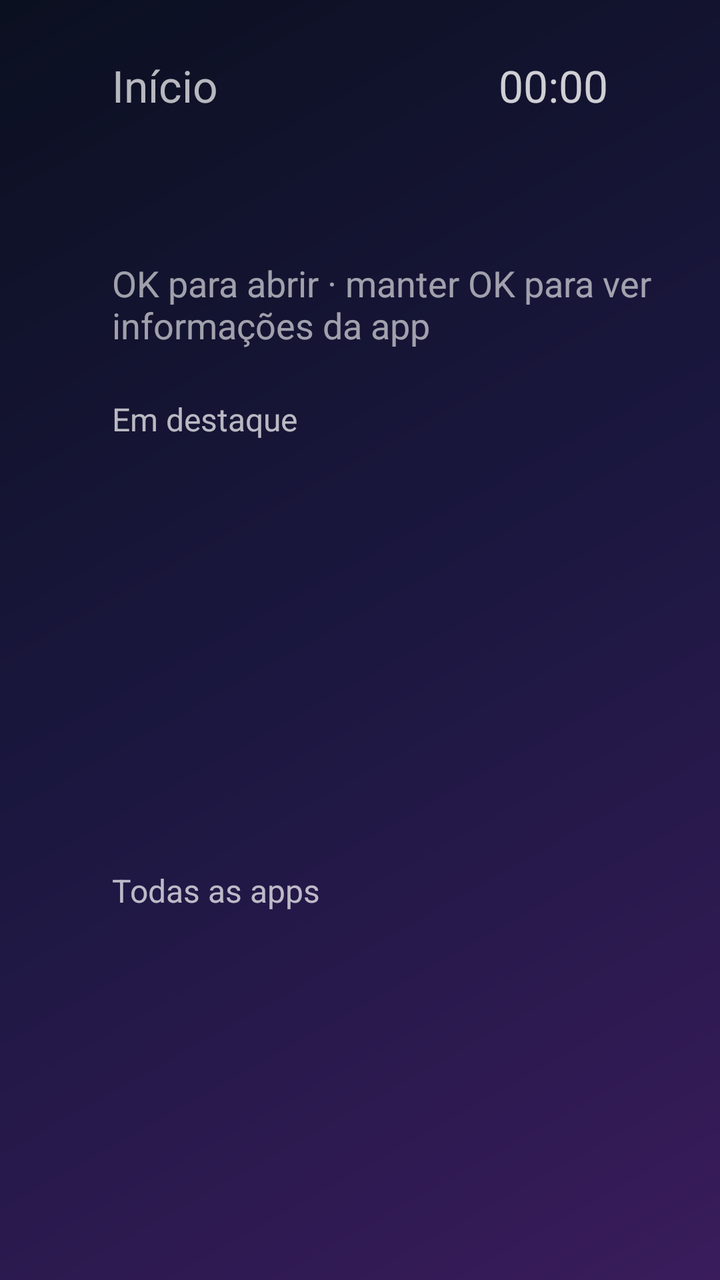
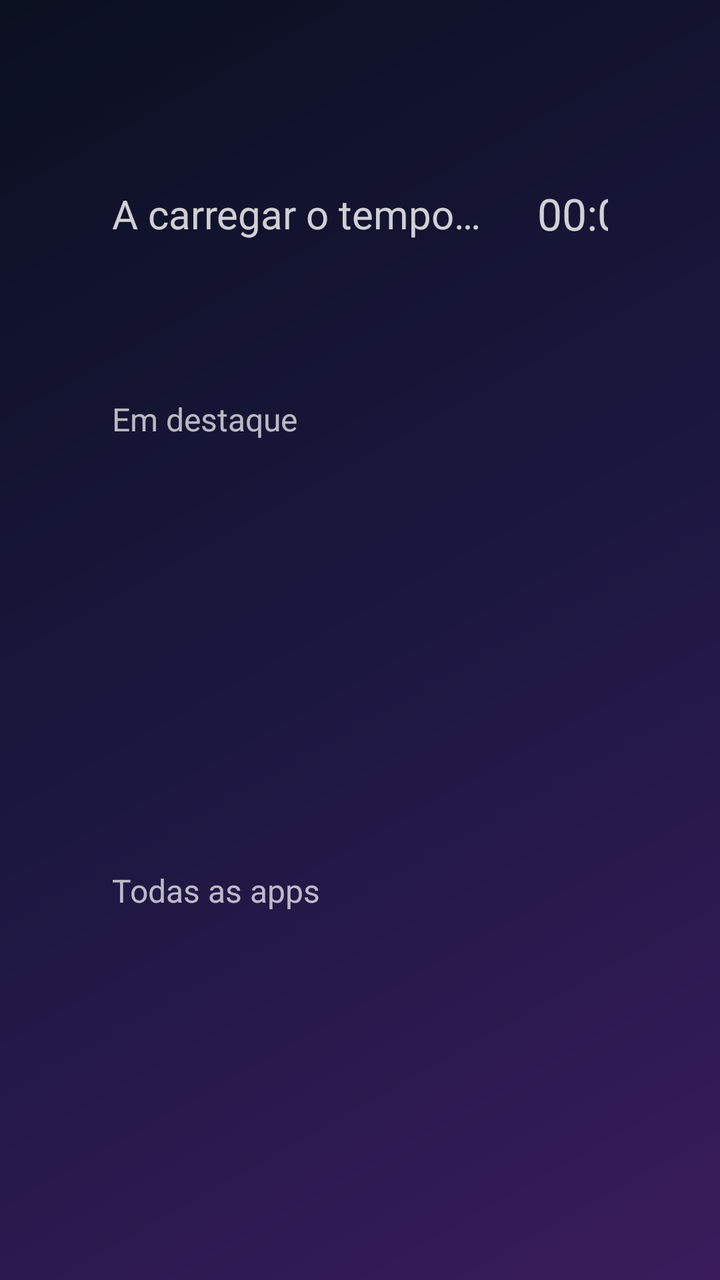

Before-and-after screenshots of an Android layout around one commit, followed by the original layout XML and the change that was made.
<!-- AndroidManifest.xml: application theme AppTheme -->
<!-- res/layout/activity_main.xml -->
<?xml version="1.0" encoding="utf-8"?>
<LinearLayout xmlns:android="http://schemas.android.com/apk/res/android"
    android:layout_width="match_parent"
    android:layout_height="match_parent"
    android:clipChildren="false"
    android:clipToPadding="false"
    android:orientation="vertical"
    android:paddingStart="56dp"
    android:paddingLeft="56dp"
    android:paddingTop="28dp"
    android:paddingBottom="20dp">

    <FrameLayout
        android:layout_width="match_parent"
        android:layout_height="wrap_content"
        android:paddingEnd="56dp"
        android:paddingRight="56dp">

        <TextView
            android:layout_width="wrap_content"
            android:layout_height="wrap_content"
            android:text="@string/app_name"
            android:textColor="#B3FFFFFF"
            android:textSize="22sp" />

        <TextClock
            android:layout_width="wrap_content"
            android:layout_height="wrap_content"
            android:layout_gravity="end"
            android:format12Hour="HH:mm"
            android:format24Hour="HH:mm"
            android:textColor="#CCFFFFFF"
            android:textSize="22sp" />
    </FrameLayout>

    <LinearLayout
        android:layout_width="match_parent"
        android:layout_height="0dp"
        android:layout_weight="1"
        android:gravity="bottom"
        android:orientation="vertical"
        android:paddingBottom="24dp">

        <TextView
            android:id="@+id/heroTitle"
            android:layout_width="match_parent"
            android:layout_height="wrap_content"
            android:ellipsize="end"
            android:maxLines="1"
            android:textColor="#FFFFFFFF"
            android:textSize="44sp"
            android:textStyle="bold" />

        <TextView
            android:layout_width="match_parent"
            android:layout_height="wrap_content"
            android:text="@string/hero_hint"
            android:textColor="#99FFFFFF"
            android:textSize="18sp" />
    </LinearLayout>

    <TextView
        android:layout_width="wrap_content"
        android:layout_height="wrap_content"
        android:paddingBottom="4dp"
        android:text="@string/featured_title"
        android:textColor="#B3FFFFFF"
        android:textSize="16sp" />

    <androidx.recyclerview.widget.RecyclerView
        android:id="@+id/rvFeatured"
        android:layout_width="match_parent"
        android:layout_height="210dp"
        android:clipChildren="false"
        android:clipToPadding="false"
        android:paddingTop="16dp"
        android:paddingEnd="56dp"
        android:paddingRight="56dp"
        android:paddingBottom="16dp" />

    <TextView
        android:layout_width="wrap_content"
        android:layout_height="wrap_content"
        android:paddingBottom="4dp"
        android:text="@string/all_title"
        android:textColor="#B3FFFFFF"
        android:textSize="16sp" />

    <androidx.recyclerview.widget.RecyclerView
        android:id="@+id/rvAll"
        android:layout_width="match_parent"
        android:layout_height="160dp"
        android:clipChildren="false"
        android:clipToPadding="false"
        android:paddingTop="12dp"
        android:paddingEnd="56dp"
        android:paddingRight="56dp"
        android:paddingBottom="12dp" />
</LinearLayout>
<!-- resources referenced by this layout -->
<resources>
  <string name="all_title">Todas as apps</string>
  <string name="app_name">Início</string>
  <string name="featured_title">Em destaque</string>
  <string name="hero_hint">OK para abrir · manter OK para ver informações da app</string>
  <style name="AppTheme" parent="@android:style/Theme.Material.NoActionBar">
          <item name="android:windowBackground">@drawable/bg_gradient</item>
          <item name="android:windowFullscreen">true</item>
      </style>
  <!-- drawable bg_gradient (drawable) -->
  <?xml version="1.0" encoding="utf-8"?>
  <shape xmlns:android="http://schemas.android.com/apk/res/android"
      android:shape="rectangle">
      <gradient
          android:angle="315"
          android:centerColor="#FF1B1740"
          android:endColor="#FF3A1C5C"
          android:startColor="#FF0B1020"
          android:type="linear" />
  </shape>
</resources>

<!-- the commit's change to res/layout/activity_main.xml (unified diff, before → after) -->
@@ -10,28 +10,107 @@
     android:paddingTop="28dp"
     android:paddingBottom="20dp">
 
-    <FrameLayout
+    <LinearLayout
         android:layout_width="match_parent"
         android:layout_height="wrap_content"
+        android:gravity="center_vertical"
+        android:orientation="horizontal"
         android:paddingEnd="56dp"
         android:paddingRight="56dp">
 
         <TextView
-            android:layout_width="wrap_content"
+            android:layout_width="0dp"
             android:layout_height="wrap_content"
+            android:layout_weight="1"
             android:text="@string/app_name"
             android:textColor="#B3FFFFFF"
             android:textSize="22sp" />
 
+        <TextView
+            android:id="@+id/weatherNow"
+            android:layout_width="wrap_content"
+            android:layout_height="wrap_content"
+            android:layout_marginEnd="28dp"
+            android:layout_marginRight="28dp"
+            android:maxLines="1"
+            android:text="@string/weather_loading"
+            android:textColor="#CCFFFFFF"
+            android:textSize="20sp" />
+
         <TextClock
             android:layout_width="wrap_content"
             android:layout_height="wrap_content"
-            android:layout_gravity="end"
+            android:layout_marginEnd="28dp"
+            android:layout_marginRight="28dp"
             android:format12Hour="HH:mm"
             android:format24Hour="HH:mm"
             android:textColor="#CCFFFFFF"
             android:textSize="22sp" />
-    </FrameLayout>
+
+        <TextView
+            android:id="@+id/btnOptions"
+            android:layout_width="wrap_content"
+            android:layout_height="wrap_content"
+            android:background="@drawable/card_bg"
+            android:clickable="true"
+            android:drawableStart="@drawable/ic_menu"
+            android:drawableLeft="@drawable/ic_menu"
+            android:drawablePadding="8dp"
+            android:focusable="true"
+            android:gravity="center_vertical"
+            android:paddingStart="16dp"
+            android:paddingLeft="16dp"
+            android:paddingTop="10dp"
+            android:paddingEnd="16dp"
+            android:paddingRight="16dp"
+            android:paddingBottom="10dp"
+            android:text="@string/options"
+            android:textColor="#FFFFFFFF"
+            android:textSize="18sp" />
+    </LinearLayout>
+
+    <LinearLayout
+        android:id="@+id/forecastRow"
+        android:layout_width="wrap_content"
+        android:layout_height="wrap_content"
+        android:orientation="horizontal"
+        android:paddingTop="24dp"
+        android:visibility="gone">
+
+        <TextView
+            android:id="@+id/fc0"
+            android:layout_width="wrap_content"
+            android:layout_height="wrap_content"
+            android:layout_marginEnd="40dp"
+            android:layout_marginRight="40dp"
+            android:textColor="#E6FFFFFF"
+            android:textSize="16sp" />
+
+        <TextView
+            android:id="@+id/fc1"
+            android:layout_width="wrap_content"
+            android:layout_height="wrap_content"
+            android:layout_marginEnd="40dp"
+            android:layout_marginRight="40dp"
+            android:textColor="#E6FFFFFF"
+            android:textSize="16sp" />
+
+        <TextView
+            android:id="@+id/fc2"
+            android:layout_width="wrap_content"
+            android:layout_height="wrap_content"
+            android:layout_marginEnd="40dp"
+            android:layout_marginRight="40dp"
+            android:textColor="#E6FFFFFF"
+            android:textSize="16sp" />
+
+        <TextView
+            android:id="@+id/fc3"
+            android:layout_width="wrap_content"
+            android:layout_height="wrap_content"
+            android:textColor="#E6FFFFFF"
+            android:textSize="16sp" />
+    </LinearLayout>
 
     <LinearLayout
         android:layout_width="match_parent"
<!-- resource entries referenced after the edit -->
@@ -1,9 +1,41 @@
 <!-- resources referenced by this layout -->
 <resources>
+  <!-- drawable card_bg (drawable) -->
+  <?xml version="1.0" encoding="utf-8"?>
+  <selector xmlns:android="http://schemas.android.com/apk/res/android">
+      <item android:state_focused="true">
+          <shape android:shape="rectangle">
+              <solid android:color="#40FFFFFF" />
+              <corners android:radius="20dp" />
+              <stroke
+                  android:width="3dp"
+                  android:color="#FFFFFFFF" />
+          </shape>
+      </item>
+      <item>
+          <shape android:shape="rectangle">
+              <solid android:color="#26FFFFFF" />
+              <corners android:radius="20dp" />
+          </shape>
+      </item>
+  </selector>
+  <!-- drawable ic_menu (drawable) -->
+  <?xml version="1.0" encoding="utf-8"?>
+  <vector xmlns:android="http://schemas.android.com/apk/res/android"
+      android:width="24dp"
+      android:height="24dp"
+      android:viewportWidth="24"
+      android:viewportHeight="24">
+      <path
+          android:fillColor="#FFFFFFFF"
+          android:pathData="M3,6h18v2H3zM3,11h18v2H3zM3,16h18v2H3z" />
+  </vector>
   <string name="all_title">Todas as apps</string>
   <string name="app_name">Início</string>
   <string name="featured_title">Em destaque</string>
   <string name="hero_hint">OK para abrir · manter OK para ver informações da app</string>
+  <string name="options">Opções</string>
+  <string name="weather_loading">A carregar o tempo…</string>
   <style name="AppTheme" parent="@android:style/Theme.Material.NoActionBar">
           <item name="android:windowBackground">@drawable/bg_gradient</item>
           <item name="android:windowFullscreen">true</item>
